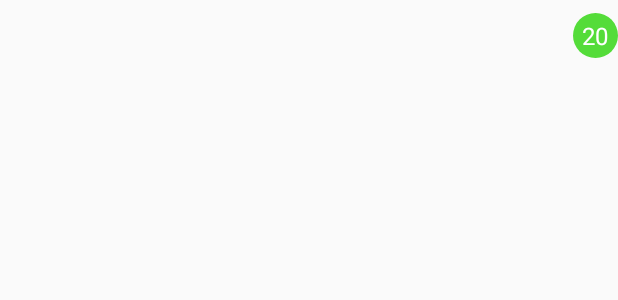
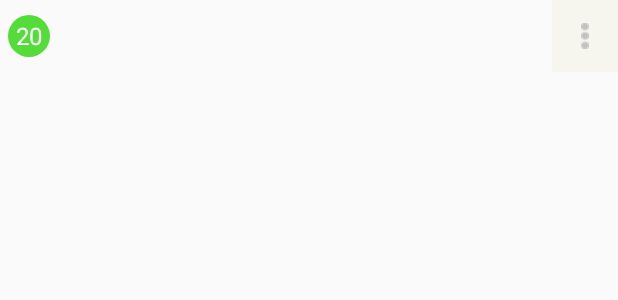
Before and after one commit to triptraxxapps/list, an Android app: the layout rowlayout_list.xml on its own in the app's theme, with its tools: preview values and no code run, on a phone screen of 412 x 824 dp. Shown: the top 300 px of the screen. Run offline under Robolectric (Android 15) with nearby library versions, the phone set to English and light mode, and no system bars.

Commit message:
Listen und Items mit Drag and Drop sortierbar

```diff
--- a/app/src/main/java/com/triptraxxapps/list/pojos/Item.java
+++ b/app/src/main/java/com/triptraxxapps/list/pojos/Item.java
@@ -10,6 +10,7 @@ public class Item implements Comparable<Item>{
     public String unit;
     public boolean isChecked;
     public int color;
+    public int position;
     public ShoppingList shoppingList;
     public static final String ITEM_TABLE = "item";
     public static final String ITEM_NAME = "name";
@@ -17,6 +18,7 @@ public class Item implements Comparable<Item>{
     public static final String ITEM_AMOUNT = "amount";
     public static final String ITEM_UNIT = "unit";
     public static final String ITEM_COLOR = "color";
+    public static final String ITEM_POSITION = "position";
     public static final String ITEM_CHECKED = "checked";
     public static final String ITEM_LIST = "list";
     public static final String ITEM_META_TABLE = "item_meta";
--- a/app/src/main/java/com/triptraxxapps/list/pojos/ShoppingList.java
+++ b/app/src/main/java/com/triptraxxapps/list/pojos/ShoppingList.java
@@ -7,9 +7,11 @@ public class ShoppingList {
     public long id;
     public String name;
     public List<Item> items;
+    public int position;
     public static final String LIST_TABLE = "list";
     public static final String LIST_NAME = "name";
     public static final String LIST_ID = "id";
+    public static final String LIST_POSITION = "position";
 
     @Override
     public String toString() {
--- a/app/src/main/res/drawable/circle.xml
+++ b/app/src/main/res/drawable/circle.xml
@@ -4,7 +4,7 @@
     <solid android:color="@color/item_count" />
 
     <size
-        android:height="30dp"
-        android:width="30dp" />
+        android:height="28dp"
+        android:width="28dp" />
 
 </shape>
--- a/app/src/main/res/layout/lists.xml
+++ b/app/src/main/res/layout/lists.xml
@@ -4,7 +4,7 @@
     xmlns:tools="http://schemas.android.com/tools"
     android:layout_width="match_parent"
     android:layout_height="match_parent"
-    android:background="#F7F6EE"
+    android:background="@color/background"
     android:fitsSystemWindows="true"
     tools:context="com.triptraxxapps.list.einkaufsliste.Lists">
 
--- a/app/src/main/res/layout/rowlayout_list.xml
+++ b/app/src/main/res/layout/rowlayout_list.xml
@@ -1,42 +1,42 @@
 <?xml version="1.0" encoding="utf-8"?>
 <LinearLayout xmlns:android="http://schemas.android.com/apk/res/android"
+    xmlns:app="http://schemas.android.com/apk/res-auto"
     android:layout_width="match_parent"
     android:layout_height="wrap_content"
+    android:descendantFocusability="blocksDescendants"
     android:orientation="horizontal">
 
+    <TextView
+        android:id="@+id/item_count_row"
+        android:layout_width="28dp"
+        android:layout_height="28dp"
+        android:layout_marginStart="5dp"
+        android:background="@drawable/rounded_textview"
+        android:gravity="center"
+        android:text="20"
+        android:textAppearance="?android:attr/textAppearanceListItemSmall"
+        android:textColor="@android:color/white" />
 
     <TextView
         android:id="@+id/list_name_row"
         android:layout_width="wrap_content"
         android:layout_height="wrap_content"
-        android:layout_weight="10"
+        android:layout_weight="5"
         android:gravity="center_vertical"
         android:minHeight="?android:attr/listPreferredItemHeightSmall"
         android:paddingStart="?android:attr/listPreferredItemPaddingStart"
         android:paddingEnd="?android:attr/listPreferredItemPaddingEnd"
         android:textAppearance="?android:attr/textAppearanceListItemSmall" />
 
-    <!-- TextView
-        android:id="@+id/item_count_row"
+    <ImageButton
+        android:id="@+id/move_list"
         android:layout_width="wrap_content"
         android:layout_height="wrap_content"
-        android:layout_weight="1"
-        android:background="@color/header_widget_light"
-        android:gravity="center_vertical"
+        android:layout_weight="0.1"
+        android:background="@color/background"
         android:minHeight="?android:attr/listPreferredItemHeightSmall"
         android:paddingStart="?android:attr/listPreferredItemPaddingStart"
         android:paddingEnd="?android:attr/listPreferredItemPaddingEnd"
-        android:text="test"
-        android:textAppearance="?android:attr/textAppearanceListItemSmall"
-        android:textColor="@color/widgetLight" / -->
-    <TextView
-        android:layout_width="wrap_content"
-        android:layout_height="wrap_content"
-        android:text="20"
-        android:background="@drawable/rounded_textview"
-        android:textColor="@android:color/white"
-        android:gravity="center"
-        android:id="@+id/item_count_row"
-        android:textAppearance="?android:attr/textAppearanceListItemSmall" />
+        app:srcCompat="@drawable/move" />
 
 </LinearLayout>
--- a/app/src/main/res/values/colors.xml
+++ b/app/src/main/res/values/colors.xml
@@ -8,5 +8,6 @@
     <color name="header_widget_light">#E0E0DF</color>
     <color name="background">#F7F6EE</color>
     <color name="background_listdetail">#E0E0DF</color>
+    <color name="background_dragdrop">#E0E0DF</color>
     <color name="item_count">#54DC39</color>
 </resources>
```
Also changed, not shown: app/src/main/java/com/triptraxxapps/list/database/Storage.java (+42 -7 lines), app/src/main/java/com/triptraxxapps/list/einkaufsliste/ItemAdapter.java (+31 -5 lines), app/src/main/java/com/triptraxxapps/list/einkaufsliste/ItemOnDragListener.java (added, +65 -0 lines), app/src/main/java/com/triptraxxapps/list/einkaufsliste/ListAdapter.java (+32 -3 lines), app/src/main/java/com/triptraxxapps/list/einkaufsliste/ListOnDragListener.java (added, +65 -0 lines), app/src/main/res/layout/rowlayout_item.xml (+12 -0 lines), app/src/main/res/drawable/move.png (added), 1 other file.
